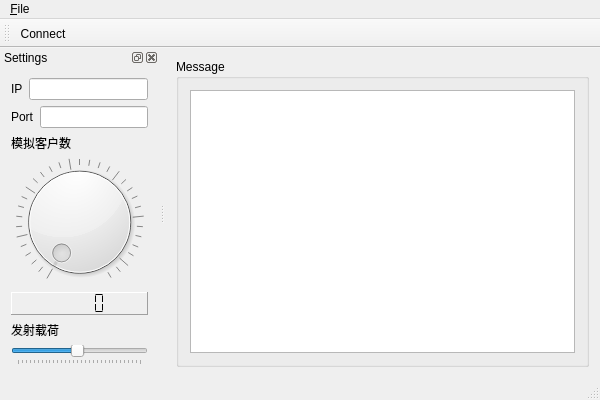
The window that QTcpClientTest/qtcpclienttest.ui (ChowZenki/zpserver) describes before a commit, drawn with Qt 5.
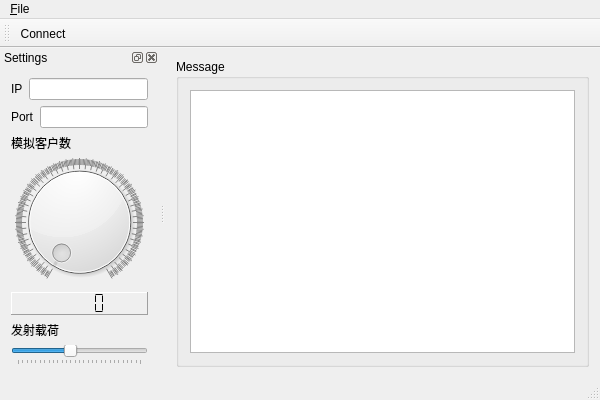
The same window after the commit. Icons and pictures are not drawn.

```diff
--- a/QTcpClientTest/qtcpclienttest.ui
+++ b/QTcpClientTest/qtcpclienttest.ui
@@ -121,10 +121,10 @@
         </size>
        </property>
        <property name="minimum">
-        <number>1</number>
+        <number>2</number>
        </property>
        <property name="maximum">
-        <number>128</number>
+        <number>2048</number>
        </property>
        <property name="notchesVisible">
         <bool>true</bool>
@@ -154,7 +154,7 @@
      <item>
       <widget class="QSlider" name="horizontalSlider">
        <property name="minimum">
-        <number>256</number>
+        <number>1024</number>
        </property>
        <property name="maximum">
         <number>8192</number>
```
Left out of the diff: 2 changed lines with no effect on the pictures.
